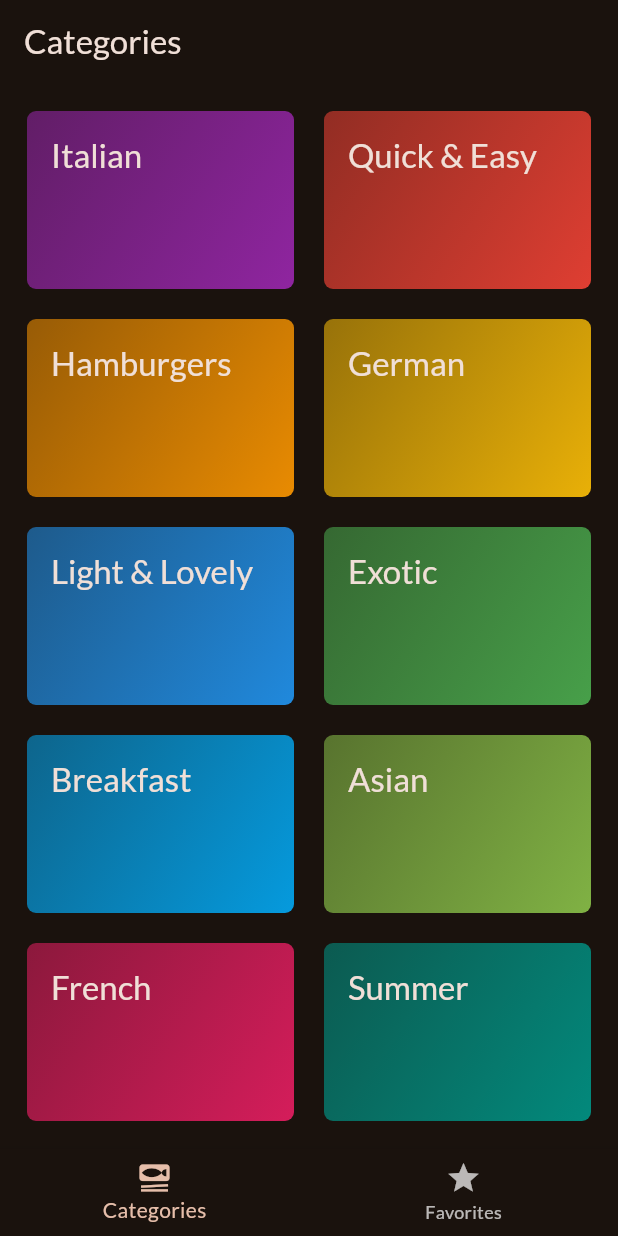
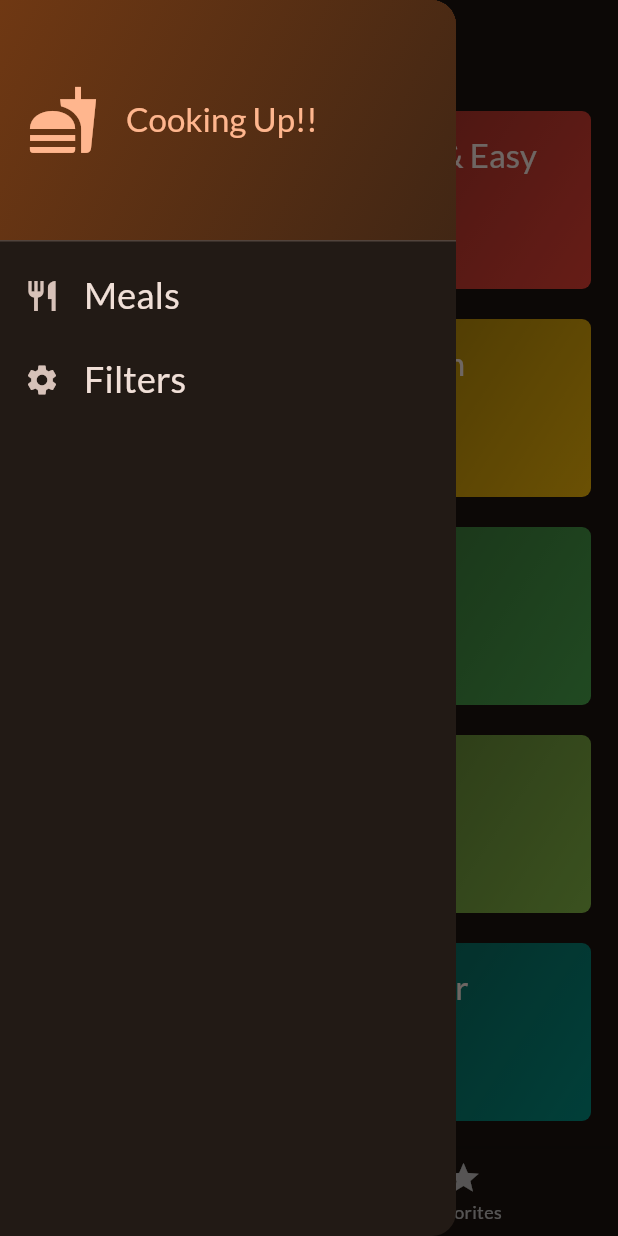
Before and after one commit to amandhillon22/flutter-meals-app, a Flutter app: the screen it shows after launch, with the side drawer open (before the commit the screen has no drawer), on a phone screen of 412 x 824 dp. Run offline on Flutter 3.47's test engine with Material 3 defaults, Android fonts, the phone set to English and light mode, and no system bars; our stand-ins replace google_fonts, transparent_image.

Commit message:
Third Commit - Meals App Complete

```diff
--- a/meals_app/lib/main.dart
+++ b/meals_app/lib/main.dart
@@ -1,7 +1,6 @@
 import 'package:flutter/material.dart';
 
 import 'package:google_fonts/google_fonts.dart';
-import 'package:meals_app/screens/categories_screen.dart';
 import 'package:meals_app/screens/tabs_screen.dart';
 
 final theme = ThemeData(
--- a/meals_app/lib/screens/categories_screen.dart
+++ b/meals_app/lib/screens/categories_screen.dart
@@ -6,12 +6,16 @@ import 'package:meals_app/screens/meals_screen.dart';
 import 'package:meals_app/widgets/category_grid_item.dart';
 
 class CategoriesScreens extends StatelessWidget {
-  const CategoriesScreens({super.key, required this.onTogglefavourites});
+  const CategoriesScreens(
+      {super.key,
+      required this.onTogglefavourites,
+      required this.availableMeals});
 
   final void Function(Meal meal) onTogglefavourites;
+  final List<Meal> availableMeals;
 
   void _onSelectCategory(BuildContext context, Category category) {
-    final filteredMeals = dummyMeals
+    final filteredMeals = availableMeals
         .where(
           (meal) => meal.categories.contains(category.id),
         )
--- a/meals_app/lib/screens/tabs_screen.dart
+++ b/meals_app/lib/screens/tabs_screen.dart
@@ -1,7 +1,17 @@
 import 'package:flutter/material.dart';
+import 'package:meals_app/data/dummy_data.dart';
 import 'package:meals_app/models/meal.dart';
 import 'package:meals_app/screens/categories_screen.dart';
+import 'package:meals_app/screens/filter_screen.dart';
 import 'package:meals_app/screens/meals_screen.dart';
+import 'package:meals_app/widgets/main_drawer.dart';
+
+const kInitialFilters = {
+  Filter.glutenFree: false,
+  Filter.lactoseFree: false,
+  Filter.vegetarian: false,
+  Filter.vegan: false,
+};
 
 class TabsScreen extends StatefulWidget {
   const TabsScreen({super.key});
@@ -15,6 +25,7 @@ class TabsScreen extends StatefulWidget {
 class _TabsScreenState extends State<TabsScreen> {
   int _selectedPageIndex = 0;
   final List<Meal> _favoriteMeals = [];
+  Map<Filter, bool> _selectedFilters = kInitialFilters;
 
   void _toggleFavouriteMealStatus(Meal meal) {
     final isExisting = _favoriteMeals.contains(meal);
@@ -47,10 +58,45 @@ class _TabsScreenState extends State<TabsScreen> {
     });
   }
 
+  void _setScreen(String identifier) async {
+    Navigator.of(context).pop();
+    if (identifier == 'filters') {
+      final result = await Navigator.of(context).push<Map<Filter, bool>>(
+        MaterialPageRoute(
+            builder: (ctx) => FilterScreen(
+                  currentFilters: _selectedFilters,
+                )),
+      );
+      print(result);
+      setState(() {
+        _selectedFilters = result ?? kInitialFilters;
+      });
+    }
+  }
+
   @override
   Widget build(BuildContext context) {
+    final availableMeals = dummyMeals.where(
+      (meal) {
+        if (_selectedFilters[Filter.glutenFree]! && !meal.isGlutenFree) {
+          return false;
+        }
+        if (_selectedFilters[Filter.lactoseFree]! && !meal.isLactoseFree) {
+          return false;
+        }
+        if (_selectedFilters[Filter.vegetarian]! && !meal.isVegetarian) {
+          return false;
+        }
+        if (_selectedFilters[Filter.vegan]! && !meal.isVegan) {
+          return false;
+        }
+        return true;
+      },
+    ).toList();
+
     Widget activePage = CategoriesScreens(
       onTogglefavourites: _toggleFavouriteMealStatus,
+      availableMeals: availableMeals,
     );
     var activePageTitle = 'Categories';
 
@@ -65,6 +111,9 @@ class _TabsScreenState extends State<TabsScreen> {
     return Scaffold(
       appBar: AppBar(
         title: Text(activePageTitle),
+      ),
+      drawer: MainDrawer(
+        onSelectScreen: _setScreen,
       ),
       body: activePage,
       bottomNavigationBar: BottomNavigationBar(
--- /dev/null
+++ b/meals_app/lib/widgets/main_drawer.dart
@@ -0,0 +1,75 @@
+import 'package:flutter/material.dart';
+
+class MainDrawer extends StatelessWidget {
+  const MainDrawer({super.key, required this.onSelectScreen});
+
+  final void Function(String identifier) onSelectScreen;
+
+  @override
+  Widget build(BuildContext context) {
+    return Drawer(
+      child: Column(
+        children: [
+          DrawerHeader(
+            padding: EdgeInsets.all(18),
+            decoration: BoxDecoration(
+              gradient: LinearGradient(
+                colors: [
+                  Theme.of(context).colorScheme.primaryContainer,
+                  Theme.of(context)
+                      .colorScheme
+                      .primaryContainer
+                      .withValues(alpha: 0.4),
+                ],
+                begin: Alignment.topLeft,
+                end: Alignment.bottomRight,
+              ),
+            ),
+            child: Row(
+              children: [
+                Icon(
+                  Icons.fastfood,
+                  size: 48,
+                  color: Theme.of(context).colorScheme.primary,
+                ),
+                SizedBox(width: 18),
+                Text(
+                  'Cooking Up!!',
+                  style: Theme.of(context).textTheme.titleLarge!.copyWith(
+                        color: Theme.of(context).colorScheme.primary,
+                      ),
+                ),
+              ],
+            ),
+          ),
+          ListTile(
+            leading: Icon(Icons.restaurant),
+            title: Text(
+              'Meals',
+              style: Theme.of(context).textTheme.titleSmall!.copyWith(
+                    color: Theme.of(context).colorScheme.onSurface,
+                    fontSize: 24,
+                  ),
+            ),
+            onTap: () {
+              onSelectScreen('meals');
+            },
+          ),
+          ListTile(
+            leading: Icon(Icons.settings),
+            title: Text(
+              'Filters',
+              style: Theme.of(context).textTheme.titleSmall!.copyWith(
+                    color: Theme.of(context).colorScheme.onSurface,
+                    fontSize: 24,
+                  ),
+            ),
+            onTap: () {
+              onSelectScreen('filters');
+            },
+          ),
+        ],
+      ),
+    );
+  }
+}
--- a/meals_app/pubspec.yaml
+++ b/meals_app/pubspec.yaml
@@ -36,6 +36,7 @@ dependencies:
   cupertino_icons: ^1.0.8
   google_fonts: ^6.2.1
   transparent_image: ^2.0.1
+  flutter_riverpod: ^2.6.1
 
 dev_dependencies:
   flutter_test:
```
Also changed, not shown: meals_app/lib/screens/filter_screen.dart (added, +159 -0 lines), meals_app/pubspec.lock, 4 other files.
